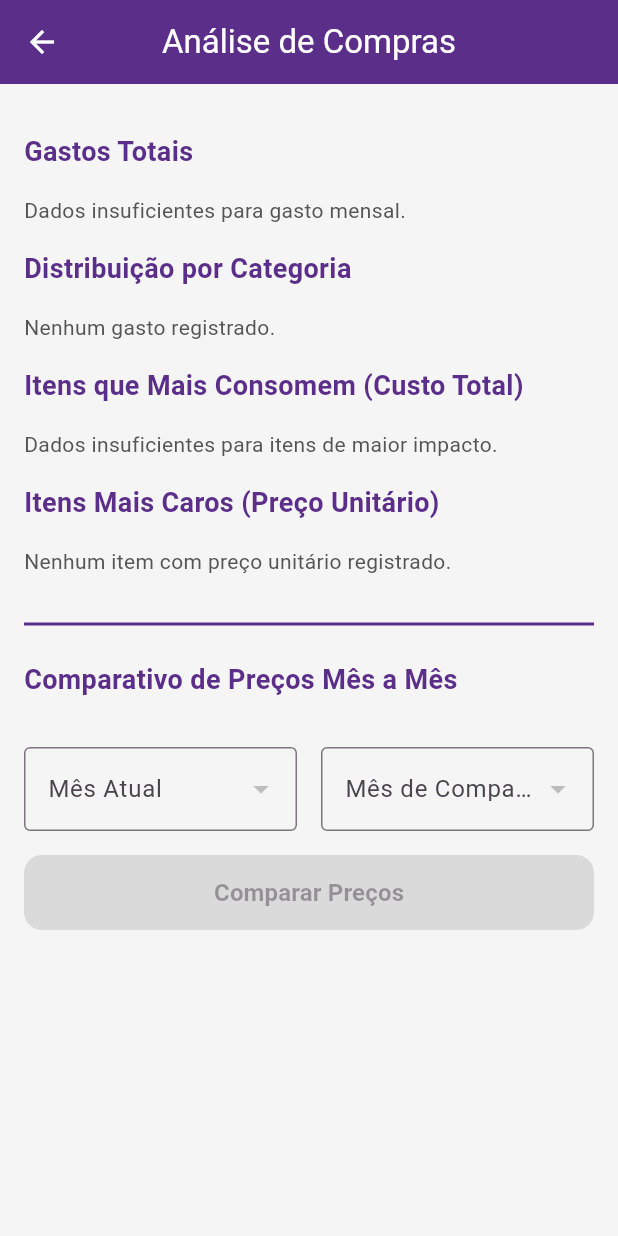
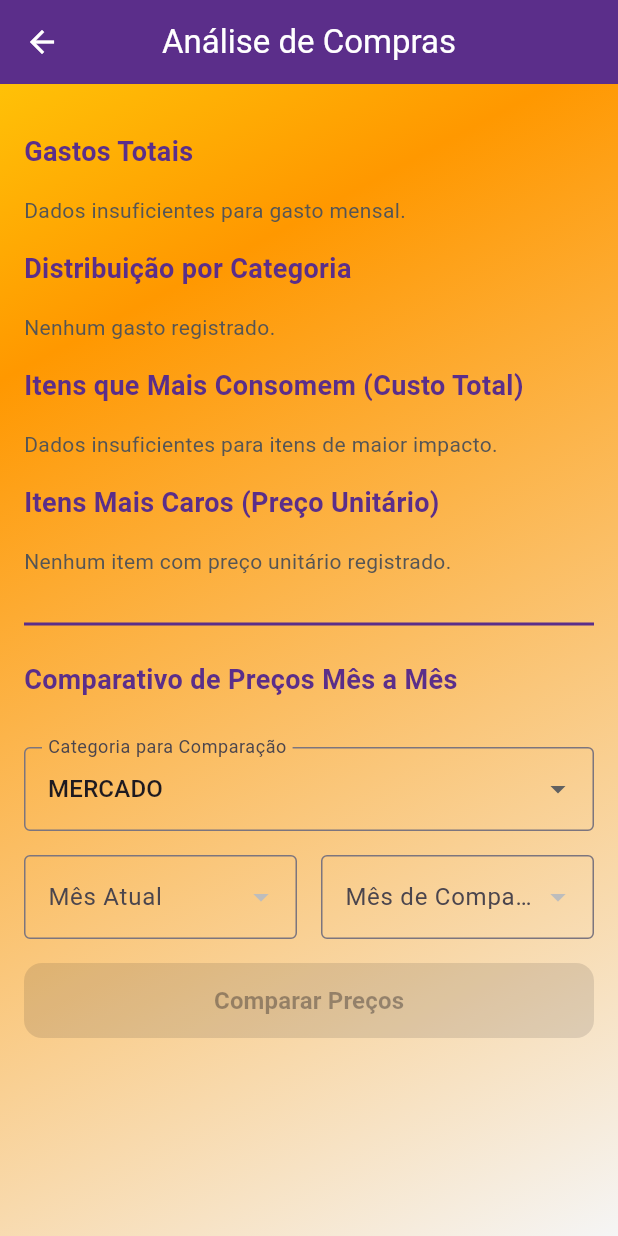
Before and after one commit to aironsg/Meu-Mercado-App, a Flutter app: the HistoryPage screen opened by its route, on a phone screen of 412 x 824 dp. Run offline on Flutter 3.47's test engine with Material 3 defaults, Android fonts, the phone set to English and light mode, and no system bars; our stand-ins replace cloud_firestore, drift, equatable, firebase_auth, firebase_core, firebase_storage and 7 more; accounts and stored records are empty; network calls fail; statements that could not run were skipped.

```diff
--- a/lib/core/theme/app_colors.dart
+++ b/lib/core/theme/app_colors.dart
@@ -1,3 +1,5 @@
+// lib/core/theme/app_colors.dart
+
 import 'package:flutter/material.dart';
 
 class AppColors {
@@ -17,13 +19,6 @@ class AppColors {
 
   // Fundo de Card de Edição
   static const Color bgCardEditColor = Color(0xFFEBEBEB);
-
-  // Cores dos Planos (Normal e Selecionado) - Usando valores diretos
-  // Plano Teste
-  // static const Color planTesteNormalBg = Color(0xFFEDE7F6);
-  // static const Color planTesteNormalBorder = purple200;
-  // static const Color planTesteCheckedBg = purple200;
-  // static const Color planTesteCheckedBorder = purple500;
 
   // Plano Básico
   static const Color planBasicoNormalBg = Color(0xFFF3E5F5);
@@ -91,6 +86,11 @@ class AppColors {
   static const Color gradientStartAlt = purple200;
   static const Color gradientEndAlt = blue200;
 
+  // 🚨 NOVO: Gradiente de Contraste para destaque de fundo (Laranja/Amarelo)
+  static const Color gradientContrastStart = warning; // Amarelo vibrante
+  static const Color gradientContrastMid = pending; // Laranja
+  static const Color gradientContrastEnd = lightBackground; // Fundo claro
+
   // Cores de Ícones
   static const Color iconActiveDark = white;
   static const Color iconInactiveDark = Color(0xFF888888);
--- /dev/null
+++ b/lib/core/widgets/app_background.dart
@@ -0,0 +1,32 @@
+// lib/core/widgets/app_background.dart
+
+import 'package:flutter/material.dart';
+import '../theme/app_colors.dart';
+
+/// Widget reutilizável que aplica o gradiente de fundo temático
+/// em qualquer tela, garantindo consistência de UI.
+class AppBackground extends StatelessWidget {
+  final Widget child;
+
+  const AppBackground({super.key, required this.child});
+
+  @override
+  Widget build(BuildContext context) {
+    return Container(
+      decoration: const BoxDecoration(
+        gradient: LinearGradient(
+          begin: Alignment.topLeft,
+          end: Alignment.bottomRight,
+          // Gradiente baseado nas cores primárias e de fundo do tema
+          colors: [
+            AppColors.gradientContrastStart,
+            AppColors.gradientContrastMid,
+            AppColors.gradientContrastEnd,
+          ],
+          stops: [0.0, 0.2, 1.0],
+        ),
+      ),
+      child: child,
+    );
+  }
+}
--- a/lib/features/history/presentation/pages/history_page.dart
+++ b/lib/features/history/presentation/pages/history_page.dart
@@ -1,5 +1,3 @@
-// lib/features/history/presentation/pages/history_page.dart
-
 // lib/features/history/presentation/pages/history_page.dart
 
 import 'package:flutter/material.dart';
@@ -10,15 +8,15 @@ import 'package:meu_mercado/features/history/presentation/history_providers.dart
 import 'package:meu_mercado/features/items/domain/entities/item_entity.dart';
 import 'dart:math';
 import '../../../../core/theme/app_colors.dart';
-
-// 🚨 NOVO: Imports para PDF e Compartilhamento
+// 🚨 NOVO: Importa o widget de background reutilizável
+import '../../../../core/widgets/app_background.dart';
+// Imports para PDF e Compartilhamento (MANTIDOS)
 import 'package:pdf/pdf.dart';
 import 'package:pdf/widgets.dart' as pw;
 import 'package:path_provider/path_provider.dart';
 import 'package:share_plus/share_plus.dart';
 import 'dart:io';
 import 'package:flutter/services.dart';
-// 🚨 FIM NOVO
 
 class HistoryPage extends ConsumerStatefulWidget {
   const HistoryPage({super.key});
@@ -30,9 +28,21 @@ class HistoryPage extends ConsumerStatefulWidget {
 class _HistoryPageState extends ConsumerState<HistoryPage> {
   String? _selectedMonth1;
   String? _selectedMonth2;
+  // 🚨 NOVO: Filtro de categoria para a comparação
+  String? _selectedCategory;
   Map<String, List<ItemEntity>> _comparisonData = {};
 
   final Map<String, Color> categoryColors = {};
+
+  // 🚨 NOVO: Lista de categorias disponíveis (deve ser a mesma do ItemPage)
+  final List<String> _categories = [
+    'MERCADO',
+    'FEIRA',
+    'ROUPAS',
+    'CASA',
+    'GERAIS',
+  ];
+
   Color _getColorForCategory(String category) {
     if (!categoryColors.containsKey(category)) {
       final colorList = [
@@ -77,7 +87,13 @@ class _HistoryPageState extends ConsumerState<HistoryPage> {
 
   // Novo método para buscar dados para a comparação (Mês 1 e Mês 2)
   Future<void> _runComparison(List<Map<String, dynamic>> allLists) async {
-    if (_selectedMonth1 == null || _selectedMonth2 == null) return;
+    // 🚨 ATUALIZADO: A comparação agora requer a categoria
+    if (_selectedMonth1 == null ||
+        _selectedMonth2 == null ||
+        _selectedCategory == null)
+      return;
+
+    final filterCategory = _selectedCategory;
 
     // Converte a data da lista (Timestamp/DateTime) para o formato 'MM/yyyy'
     String _getMonthYear(Map<String, dynamic> list) {
@@ -85,6 +101,12 @@ class _HistoryPageState extends ConsumerState<HistoryPage> {
       return date != null
           ? '${date.month.toString().padLeft(2, '0')}/${date.year}'
           : '';
+    }
+
+    // Função auxiliar para filtrar itens pela categoria selecionada
+    List<ItemEntity> _filterItemsByCategory(Map<String, dynamic> list) {
+      final items = (list['items'] as List<ItemEntity>?) ?? [];
+      return items.where((item) => item.category == filterCategory).toList();
     }
 
     // Busca a lista completa (com itens) para o Mês 1
@@ -100,15 +122,15 @@ class _HistoryPageState extends ConsumerState<HistoryPage> {
     );
 
     setState(() {
-      // Filtra os itens da lista 1 e 2
+      // 🚨 ATUALIZADO: Filtra os itens da lista 1 e 2 pela categoria
       _comparisonData = {
-        _selectedMonth1!: (list1['items'] as List<ItemEntity>?) ?? [],
-        _selectedMonth2!: (list2['items'] as List<ItemEntity>?) ?? [],
+        _selectedMonth1!: _filterItemsByCategory(list1),
+        _selectedMonth2!: _filterItemsByCategory(list2),
       };
     });
   }
 
-  // 🚨 NOVO MÉTODO: Geração real do PDF
+  // Geração real do PDF (MANTIDO)
   Future<Uint8List> _generateComparisonPdf(
     List<Map<String, dynamic>> relevantItems,
     String month1,
@@ -155,9 +177,9 @@ class _HistoryPageState extends ConsumerState<HistoryPage> {
             crossAxisAlignment: pw.CrossAxisAlignment.start,
             children: [
               pw.Text(
-                'Relatório de Comparação de Preços',
+                'Relatório de Comparação de Preços (Categoria: $_selectedCategory)',
                 style: pw.TextStyle(
-                  fontSize: 24,
+                  fontSize: 20,
                   fontWeight: pw.FontWeight.bold,
                 ),
               ),
@@ -195,31 +217,30 @@ class _HistoryPageState extends ConsumerState<HistoryPage> {
     return pdf.save();
   }
 
-  // 🚨 NOVO MÉTODO: Exportação e Compartilhamento
+  // Exportação e Compartilhamento (MANTIDO)
   Future<void> _exportComparisonToPdf(
     List<Map<String, dynamic>> relevantItems,
     String month1,
     String month2,
   ) async {
     try {
-      // 1. Gera o PDF em bytes
       final pdfBytes = await _generateComparisonPdf(
         relevantItems,
         month1,
         month2,
       );
 
-      // 2. Salva o arquivo temporariamente no dispositivo
       final output = await getTemporaryDirectory();
       final filePath =
-          '${output.path}/comparativo_${month1.replaceAll('/', '-')}_vs_${month2.replaceAll('/', '-')}.pdf';
+          '${output.path}/comparativo_${month1.replaceAll('/', '-')}_vs_${month2.replaceAll('/', '-')}_$_selectedCategory.pdf';
       final file = File(filePath);
       await file.writeAsBytes(pdfBytes);
 
-      // 3. Compartilha o arquivo
-      await Share.shareXFiles([
-        XFile(filePath),
-      ], text: 'Comparativo de Preços Meu Mercado ($month1 vs $month2)');
+      await Share.shareXFiles(
+        [XFile(filePath)],
+        text:
+            'Comparativo de Preços Meu Mercado ($month1 vs $month2 - $_selectedCategory)',
+      );
 
       if (mounted) {
         ScaffoldMessenger.of(context).showSnackBar(
@@ -248,6 +269,8 @@ class _HistoryPageState extends ConsumerState<HistoryPage> {
     final statsAsync = ref.watch(statsProvider);
 
     return Scaffold(
+      // 🚨 UX/UI: Fundo transparente para o AppBackground
+      backgroundColor: Colors.transparent,
       appBar: AppBar(
         title: const Text('Análise de Compras'),
         centerTitle: true,
@@ -257,7 +280,9 @@ class _HistoryPageState extends ConsumerState<HistoryPage> {
           onPressed: () => Modular.to.navigate("/home"),
         ),
       ),
-      body: statsAsync.when(
+      // 🚨 UX/UI: Aplica o AppBackground
+      body: AppBackground(
+        child: statsAsync.when(
           loading: () => const Center(child: CircularProgressIndicator()),
           error: (e, s) => Center(
             child: Padding(
@@ -287,7 +312,8 @@ class _HistoryPageState extends ConsumerState<HistoryPage> {
 
             // Inicializa os meses de comparação
             if (_selectedMonth1 == null && availableMonths.isNotEmpty) {
-            _selectedMonth1 = availableMonths.last; // Mês atual ou mais recente
+              _selectedMonth1 =
+                  availableMonths.last; // Mês atual ou mais recente
             }
             if (_selectedMonth2 == null && availableMonths.length > 1) {
               _selectedMonth2 =
@@ -295,16 +321,18 @@ class _HistoryPageState extends ConsumerState<HistoryPage> {
             } else if (_selectedMonth2 == null && availableMonths.isNotEmpty) {
               _selectedMonth2 = availableMonths.first;
             }
+            // Inicializa a categoria
+            if (_selectedCategory == null) {
+              _selectedCategory = _categories.first;
+            }
 
             return RefreshIndicator(
               onRefresh: () => ref.refresh(statsProvider.future),
               child: ListView(
                 padding: const EdgeInsets.all(16),
                 children: [
-                _buildCardTitle('Gastos Totais'), // ✅ TÍTULO ALTERADO
-                _buildMonthlyExpenseChart(
-                  monthlyExpenses,
-                ), // ✅ GRÁFICO VERTICAL
+                  _buildCardTitle('Gastos Totais'),
+                  _buildMonthlyExpenseChart(monthlyExpenses),
 
                   _buildCardTitle('Distribuição por Categoria'),
                   _buildCategoryPieChart(categoryDistribution),
@@ -320,6 +348,7 @@ class _HistoryPageState extends ConsumerState<HistoryPage> {
                   const SizedBox(height: 24),
                   const Divider(color: AppColors.primary, thickness: 2),
                   _buildCardTitle('Comparativo de Preços Mês a Mês'),
+                  // 🚨 ATUALIZADO: Passa as listas de meses e a lista de dados
                   _buildComparisonControls(availableMonths, allLists),
 
                   if (_comparisonData.isNotEmpty)
@@ -328,15 +357,21 @@ class _HistoryPageState extends ConsumerState<HistoryPage> {
                       _selectedMonth1!,
                       _selectedMonth2!,
                     ),
+
+                  // 🚨 UX/UI: Espaçamento de segurança no final do ListView
+                  SizedBox(
+                    height: MediaQuery.of(context).padding.bottom + 16.0,
+                  ),
                 ],
               ),
             );
           },
         ),
+      ),
     );
   }
 
-  // --- Widgets de Gráficos e Listas ---
+  // --- Widgets de Gráficos e Listas (MANTIDOS) ---
 
   Widget _buildCardTitle(String title) {
     return Padding(
@@ -352,7 +387,7 @@ class _HistoryPageState extends ConsumerState<HistoryPage> {
     );
   }
 
-  // 1. Gráfico de Gasto por Mês (Gráfico de Barras Vertical) - CORRIGIDO
+  // 1. Gráfico de Gasto por Mês (Gráfico de Barras Vertical)
   Widget _buildMonthlyExpenseChart(List<MonthlyExpense> data) {
     if (data.isEmpty)
       return const Text('Dados insuficientes para gasto mensal.');
@@ -365,15 +400,11 @@ class _HistoryPageState extends ConsumerState<HistoryPage> {
 
     // Define a altura total do contêiner do gráfico
     const double chartMaxHeight = 200.0;
-    // Define o espaço vertical ocupado pelo rótulo de valor (acima da barra)
     const double textLabelHeight = 14.0;
     const double spacingHeight = 4.0;
-    const double fixedOverhead =
-        textLabelHeight + spacingHeight; // 18.0 pixels de altura
-    // Altura efetiva restante para a barra de 100%
+    const double fixedOverhead = textLabelHeight + spacingHeight;
     const double availableBarHeight = chartMaxHeight - fixedOverhead;
 
-    // Define a largura de cada barra para permitir a rolagem lateral
     const double barWidth = 50.0;
 
     return Card(
@@ -400,7 +431,6 @@ class _HistoryPageState extends ConsumerState<HistoryPage> {
                   crossAxisAlignment:
                       CrossAxisAlignment.end, // Alinha as barras pela base
                   children: recentData.map((item) {
-                    // ✅ CORREÇÃO: Altura da barra baseada no novo espaço disponível
                     final barHeight = item.total > 0
                         ? (item.total / maxTotal) * availableBarHeight
                         : 0.0;
@@ -573,12 +603,8 @@ class _HistoryPageState extends ConsumerState<HistoryPage> {
     return Card(
       elevation: 4,
       child: ConstrainedBox(
-        // ✅ NOVO: Restrição de altura
-        constraints: const BoxConstraints(
-          maxHeight: 300.0,
-        ), // 5 ListTiles aprox.
+        constraints: const BoxConstraints(maxHeight: 300.0),
         child: SingleChildScrollView(
-          // ✅ NOVO: Permite rolagem
           child: Column(
             children: data.map((item) {
               return ListTile(
@@ -605,12 +631,8 @@ class _HistoryPageState extends ConsumerState<HistoryPage> {
     return Card(
       elevation: 4,
       child: ConstrainedBox(
-        // ✅ NOVO: Restrição de altura
-        constraints: const BoxConstraints(
-          maxHeight: 300.0,
-        ), // 5 ListTiles aprox.
+        constraints: const BoxConstraints(maxHeight: 300.0),
         child: SingleChildScrollView(
-          // ✅ NOVO: Permite rolagem
           child: Column(
             children: allRelevantItems.map((item) {
               return ListTile(
@@ -633,10 +655,34 @@ class _HistoryPageState extends ConsumerState<HistoryPage> {
     List<String> availableMonths,
     List<Map<String, dynamic>> allLists,
   ) {
+    // Flag para desabilitar o botão de comparação se faltar seleção
+    final bool isComparisonEnabled =
+        (_selectedMonth1 != null &&
+        _selectedMonth2 != null &&
+        _selectedMonth1 != _selectedMonth2 &&
+        _selectedCategory != null);
+
     return Padding(
       padding: const EdgeInsets.symmetric(vertical: 16.0),
       child: Column(
         children: [
+          // 🚨 NOVO: Dropdown de Categoria
+          DropdownButtonFormField<String>(
+            decoration: const InputDecoration(
+              labelText: 'Categoria para Comparação',
+              border: OutlineInputBorder(),
+            ),
+            value: _selectedCategory,
+            items: _categories
+                .map(
+                  (category) =>
+                      DropdownMenuItem(value: category, child: Text(category)),
+                )
+                .toList(),
+            onChanged: (newValue) =>
+                setState(() => _selectedCategory = newValue),
+          ),
+          const SizedBox(height: 16),
           Row(
             children: [
               Expanded(
@@ -678,10 +724,7 @@ class _HistoryPageState extends ConsumerState<HistoryPage> {
           ),
           const SizedBox(height: 16),
           ElevatedButton(
-            onPressed:
-                (_selectedMonth1 != null &&
-                    _selectedMonth2 != null &&
-                    _selectedMonth1 != _selectedMonth2)
+            onPressed: isComparisonEnabled
                 ? () {
                     // Limpa o estado da comparação antes de rodar
                     setState(() => _comparisonData = {});
@@ -712,7 +755,7 @@ class _HistoryPageState extends ConsumerState<HistoryPage> {
     final List<ItemEntity> items1 = data[month1] ?? [];
     final List<ItemEntity> items2 = data[month2] ?? [];
 
-    // 1. Coletar todos os nomes únicos de itens para a comparação no gráfico
+    // 1. Coletar todos os nomes únicos de itens para a comparação
     final Set<String> allItemNames = {
       ...items1.map((i) => i.name.toLowerCase()),
       ...items2.map((i) => i.name.toLowerCase()),
@@ -726,8 +769,6 @@ class _HistoryPageState extends ConsumerState<HistoryPage> {
     };
 
     final comparisonItems = allItemNames.map((name) {
-      // Tenta encontrar o nome original (case-sensitive) para exibição
-      // Cria a função tryFirstWhere
       ItemEntity? findItem(List<ItemEntity> list, String lowerName) {
         try {
           return list.firstWhere((i) => i.name.toLowerCase() == lowerName);
@@ -756,9 +797,10 @@ class _HistoryPageState extends ConsumerState<HistoryPage> {
         .toList();
 
     if (relevantItems.isEmpty) {
-      return const Center(
+      return Center(
         child: Text(
-          'Nenhum item com preço disponível para comparação nos meses selecionados.',
+          'Nenhum item da categoria "$_selectedCategory" com preço disponível para comparação nos meses selecionados.',
+          textAlign: TextAlign.center,
         ),
       );
     }
@@ -778,7 +820,7 @@ class _HistoryPageState extends ConsumerState<HistoryPage> {
         _buildCardTitle('Comparação Visual (Preço por Item)'),
         _buildBarChartComparison(relevantItems, month1, month2),
 
-        // ✅ NOVO: BOTÃO DE EXPORTAÇÃO (Regra de Negócio Implementada)
+        // BOTÃO DE EXPORTAÇÃO
         const SizedBox(height: 32),
         ElevatedButton.icon(
           onPressed: () =>
@@ -790,7 +832,7 @@ class _HistoryPageState extends ConsumerState<HistoryPage> {
           ),
           style: ElevatedButton.styleFrom(
             minimumSize: const Size(double.infinity, 50),
-            backgroundColor: AppColors.error, // Usando uma cor de destaque
+            backgroundColor: AppColors.error,
             foregroundColor: AppColors.white,
             shape: RoundedRectangleBorder(
               borderRadius: BorderRadius.circular(12),
@@ -801,7 +843,7 @@ class _HistoryPageState extends ConsumerState<HistoryPage> {
     );
   }
 
-  // Tabela de Preços Simples para uma Lista
+  // Tabela de Preços Simples para uma Lista (MANTIDO)
   Widget _buildPriceTable(List<ItemEntity> items) {
     if (items.isEmpty) return const Text('Nenhum item nesta lista.');
 
@@ -874,7 +916,7 @@ class _HistoryPageState extends ConsumerState<HistoryPage> {
     );
   }
 
-  // Gráfico de Barras para Comparação de Preços Item a Item
+  // Gráfico de Barras para Comparação de Preços Item a Item (MANTIDO)
   Widget _buildBarChartComparison(
     List<Map<String, dynamic>> comparisonItems,
     String month1,
@@ -905,7 +947,7 @@ class _HistoryPageState extends ConsumerState<HistoryPage> {
                     style: const TextStyle(fontWeight: FontWeight.w600),
                   ),
                   const SizedBox(height: 4),
-                  // Barra Mês 1 - Compara o preço 1 com o preço 2 (valor de referência)
+                  // Barra Mês 1
                   _buildBar(
                     month1,
                     price1,
@@ -913,7 +955,7 @@ class _HistoryPageState extends ConsumerState<HistoryPage> {
                     AppColors.primary,
                     price2,
                   ),
-                  // Barra Mês 2 - Compara o preço 2 com o preço 1 (valor de referência)
+                  // Barra Mês 2
                   _buildBar(
                     month2,
                     price2,
@@ -930,7 +972,7 @@ class _HistoryPageState extends ConsumerState<HistoryPage> {
     );
   }
 
-  // Função auxiliar _buildBar com a correção de lógica de comparação
+  // Função auxiliar _buildBar com a correção de lógica de comparação (MANTIDO)
   Widget _buildBar(
     String label,
     double value,
@@ -940,13 +982,12 @@ class _HistoryPageState extends ConsumerState<HistoryPage> {
   ) {
     final barWidthFactor = max > 0 ? (value / max) * 0.9 : 0.0;
 
-    // ✅ CORREÇÃO: Usa o valor de comparação passado diretamente para a lógica de cor
     Color labelColor = Colors.black87;
     if (comparisonValue > 0) {
       if (value < comparisonValue) {
-        labelColor = Colors.green.shade600; // Preço mais baixo: bom
+        labelColor = Colors.green.shade600;
       } else if (value > comparisonValue) {
-        labelColor = Colors.red.shade600; // Preço mais alto: ruim
+        labelColor = Colors.red.shade600;
       }
     }
 
@@ -991,7 +1032,7 @@ class _HistoryPageState extends ConsumerState<HistoryPage> {
   }
 }
 
-// CustomPainter para desenhar a fatia do gráfico de pizza (simplificado)
+// CustomPainter para desenhar a fatia do gráfico de pizza (simplificado) (MANTIDO)
 class _PieSlicePainter extends CustomPainter {
   final Color color;
   final double startAngle;
@@ -1012,7 +1053,6 @@ class _PieSlicePainter extends CustomPainter {
     final center = Offset(size.width / 2, size.height / 2);
     final rect = Rect.fromCircle(center: center, radius: size.width / 2);
 
-    // O último argumento 'useCenter' determina se desenha uma fatia (true) ou um arco (false)
     canvas.drawArc(rect, startAngle, sweepAngle, true, paint);
   }
 
--- a/lib/features/lists/presentation/pages/lists_page.dart
+++ b/lib/features/lists/presentation/pages/lists_page.dart
@@ -5,6 +5,7 @@ import 'package:flutter_modular/flutter_modular.dart';
 import 'package:flutter_riverpod/flutter_riverpod.dart';
 import 'package:intl/intl.dart';
 import 'package:meu_mercado/core/theme/app_colors.dart';
+import 'package:meu_mercado/core/widgets/app_background.dart';
 import 'package:meu_mercado/features/items/domain/entities/item_entity.dart';
 import 'package:meu_mercado/features/lists/presentation/controller/list_controller.dart';
 import 'package:meu_mercado/features/lists/presentation/pages/item_card.dart';
@@ -205,7 +206,9 @@ class _ListPageState extends ConsumerState<ListPage> {
           onPressed: () => Modular.to.navigate("/home"),
         ),
       ),
-      body: Stack(
+      backgroundColor: Colors.transparent,
+      body: AppBackground(
+        child: Stack(
           children: [
             RefreshIndicator(
               onRefresh: controller.loadLists,
@@ -285,6 +288,7 @@ class _ListPageState extends ConsumerState<ListPage> {
                 ),
               ),
           ],
+        ),
       ),
     );
   }
--- a/lib/main.dart
+++ b/lib/main.dart
@@ -2,6 +2,7 @@ import 'package:flutter_riverpod/flutter_riverpod.dart';
 import 'package:flutter/material.dart';
 import 'package:flutter_modular/flutter_modular.dart';
 import 'package:firebase_core/firebase_core.dart';
+import 'package:meu_mercado/app/test_data_initializer.dart';
 import 'app/app_module.dart';
 import 'app/app_widget.dart';
 
@@ -9,6 +10,9 @@ void main() async {
   WidgetsFlutterBinding.ensureInitialized();
   await Firebase.initializeApp();
 
+  //remover esta linha apos o teste de mock
+  // await TestDataInitializer().initializeMockData();
+
   runApp(
     ProviderScope(
       child: ModularApp(module: AppModule(), child: const AppWidget()),
--- a/pubspec.yaml
+++ b/pubspec.yaml
@@ -114,6 +114,7 @@ flutter:
     - assets/icons/add_item.png
     - assets/icons/list.png
     - assets/icons/google.png
+    - assets/icons/chart.png
   # An image asset can refer to one or more resolution-specific "variants", see
   # https://flutter.dev/to/resolution-aware-images
 
```
Also changed, not shown: lib/app/app_module.dart (+5 -10 lines), lib/app/mock_item_repository_impl.dart (added, +97 -0 lines), lib/app/test_data_initializer.dart (added, +128 -0 lines), lib/features/auth/presentation/login/pages/login_page.dart (+5 -2 lines), lib/features/auth/presentation/recover/pages/recover_page.dart (+5 -2 lines), lib/features/auth/presentation/register/pages/register_page.dart (+5 -2 lines), lib/features/home/presentation/pages/home_page.dart (+29 -27 lines), lib/features/items/presentation/pages/item_page.dart (+22 -7 lines), lib/features/profile/presentation/pages/profile_page.dart (+9 -2 lines), lib/features/splash/presentation/pages/splash_page.dart (+8 -5 lines), 1 other file. Lines whose indentation alone changed are shown as unchanged.
